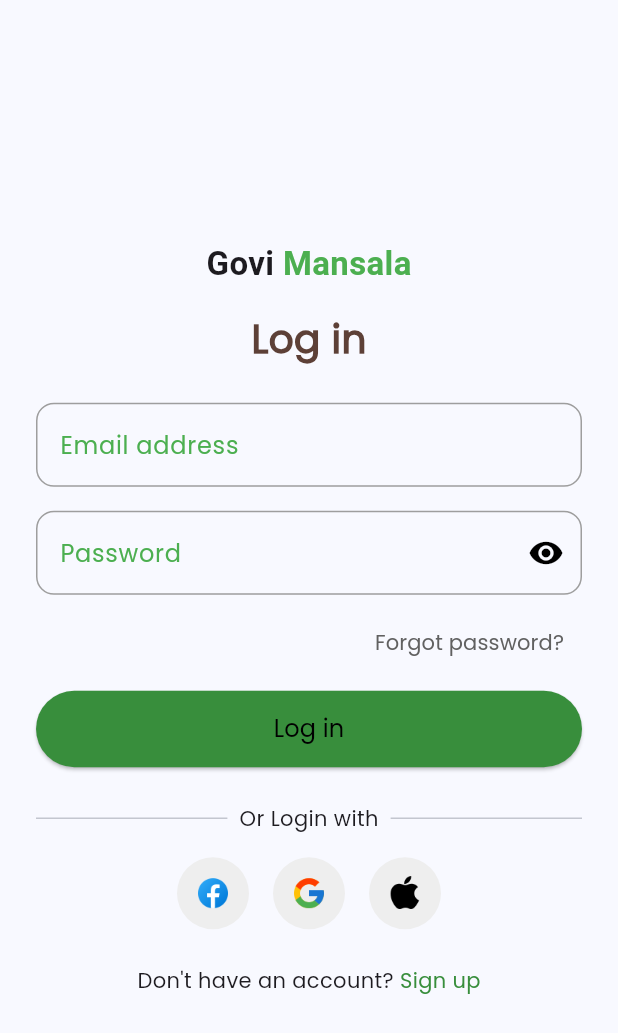
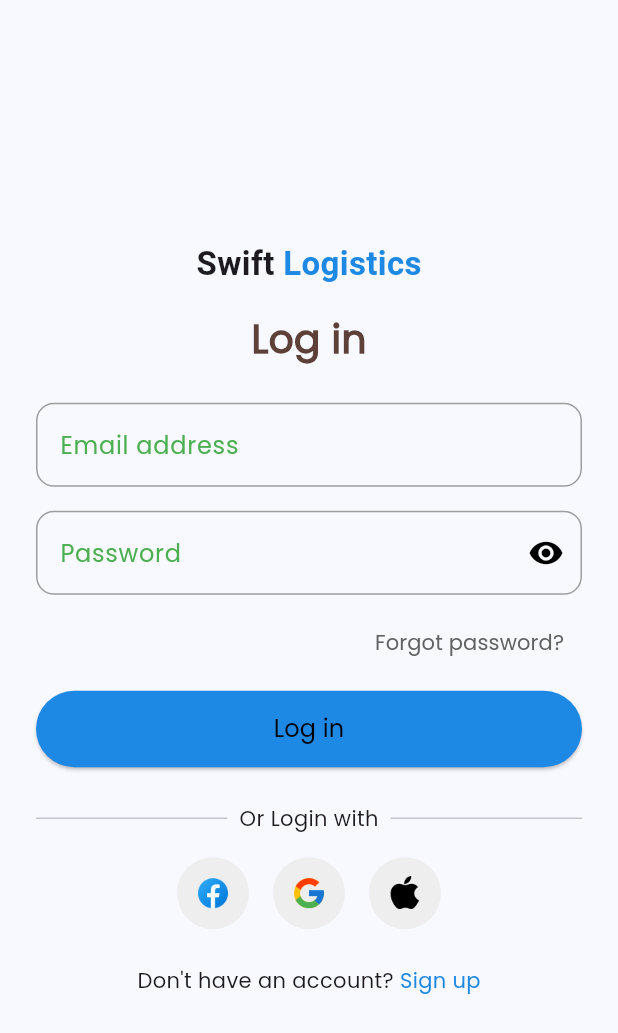
Before and after one commit to madarameegama7/SwiftLogistics-Mobile-App-and-Backend, a Flutter app: the screen it shows after launch, after a tap on "Log in", on a phone screen of 412 x 824 dp. Shown: the top 1033 px of the screen. Run offline on Flutter 3.47's test engine with Material 3 defaults, Android fonts, the light colour scheme and no system bars; our stand-ins replace badges, easy_stepper, flutter_iconly, google_fonts, shared_preferences; network calls fail.

Commit message:
Update login page to navigate to Driver Dashboard and change title color scheme

```diff
--- a/mobile-app/lib/pages/login_page.dart
+++ b/mobile-app/lib/pages/login_page.dart
@@ -1,5 +1,5 @@
 import 'package:flutter/material.dart';
-import 'package:swiftlogistics/pages/home_page.dart';
+import 'package:swiftlogistics/pages/driver_dashboard.dart';
 import 'package:swiftlogistics/services/auth_service.dart';
 import 'package:swiftlogistics/pages/register_screen.dart';
 import 'dart:convert';
@@ -26,15 +26,15 @@ class _LoginScreenState extends State<LoginScreen> {
               children: [
 
 
-                // Govi Mansala Title
+                // SwiftLogistics Title
                 Text.rich(
                   TextSpan(
-                    text: 'Govi ',
+                    text: 'Swift ',
                     style: TextStyle(fontSize: 22, fontWeight: FontWeight.bold),
                     children: [
                       TextSpan(
-                        text: 'Mansala',
-                        style: TextStyle(color: Colors.green),
+                        text: 'Logistics',
+                        style: TextStyle(color: Colors.blue.shade600),
                       ),
                     ],
                   ),
@@ -133,10 +133,10 @@ class _LoginScreenState extends State<LoginScreen> {
                       bool success = await AuthService.login(email, password);
 
                       if (success) {
-                        print('Login successful, navigating to HomePage...');
+                        print('Login successful, navigating to Driver Dashboard...');
                         Navigator.pushReplacement(
                           context,
-                          MaterialPageRoute(builder: (context) => HomePage()),
+                          MaterialPageRoute(builder: (context) => const DriverDashboard()),
                         );
                       } else {
                         print('Login failed, showing snackbar...');
@@ -146,7 +146,7 @@ class _LoginScreenState extends State<LoginScreen> {
                       }
                     },
                     style: ElevatedButton.styleFrom(
-                      backgroundColor: Colors.green[700],
+                      backgroundColor: Colors.blue.shade600,
                       padding: EdgeInsets.symmetric(vertical: 14),
                       shape: RoundedRectangleBorder(
                         borderRadius: BorderRadius.circular(30),
@@ -202,7 +202,7 @@ class _LoginScreenState extends State<LoginScreen> {
                       },
                       child: Text(
                         "Sign up",
-                        style: TextStyle(color: Colors.green[700]),
+                        style: TextStyle(color: Colors.blue.shade600),
                       ),
                     )
                   ],
```
